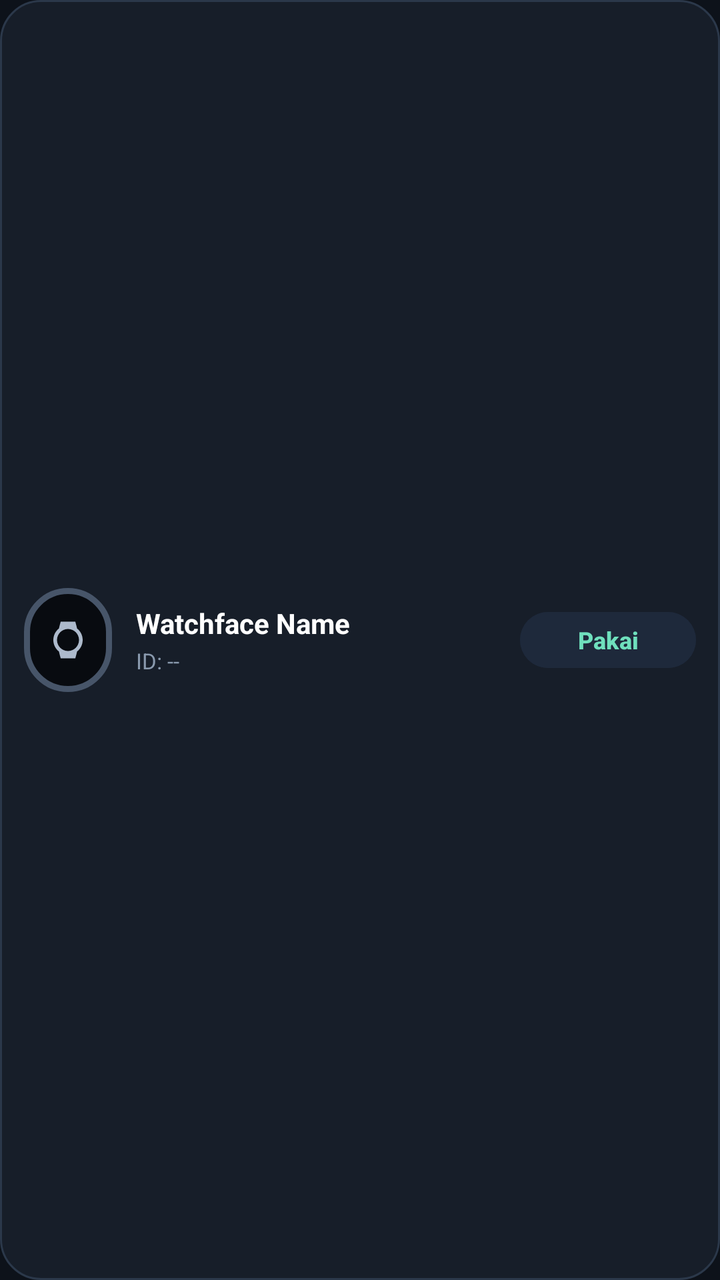
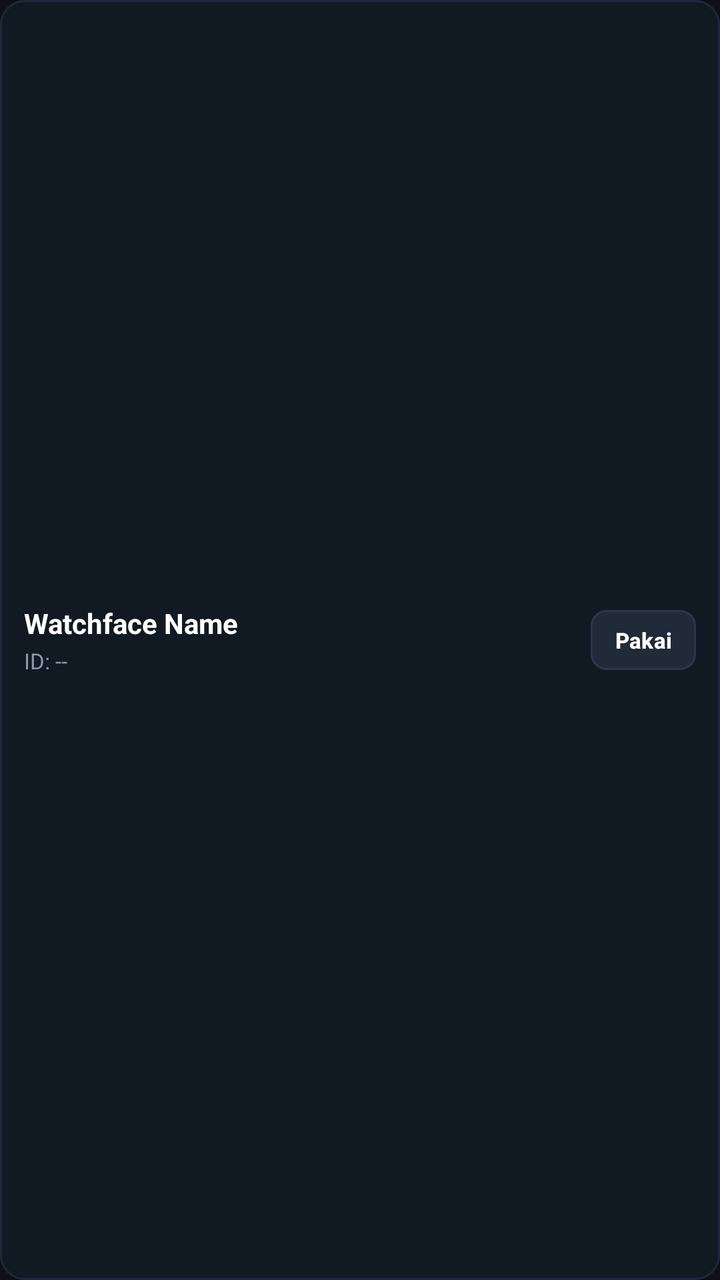

Screens rendered from an Android XML layout before and after an edit, with the pre-edit source and the edit as a unified diff.
<!-- AndroidManifest.xml: application theme Theme.Rw3 -->
<!-- res/layout/item_watchface_entry.xml -->
<?xml version="1.0" encoding="utf-8"?>
<LinearLayout xmlns:android="http://schemas.android.com/apk/res/android"
    xmlns:app="http://schemas.android.com/apk/res-auto"
    android:layout_width="match_parent"
    android:layout_height="wrap_content"
    android:layout_marginBottom="8dp"
    android:background="@drawable/bg_card"
    android:orientation="horizontal"
    android:gravity="center_vertical"
    android:padding="12dp">

    <FrameLayout
        android:layout_width="44dp"
        android:layout_height="52dp"
        android:background="@drawable/bg_watch_bezel"
        android:padding="2dp">

        <ImageView
            android:id="@+id/imgWfIcon"
            android:layout_width="22dp"
            android:layout_height="22dp"
            android:layout_gravity="center"
            android:src="@drawable/ic_watch"
            app:tint="@color/on_surface_variant" />
    </FrameLayout>

    <LinearLayout
        android:layout_width="0dp"
        android:layout_height="wrap_content"
        android:layout_marginStart="12dp"
        android:layout_weight="1"
        android:orientation="vertical">

        <LinearLayout
            android:layout_width="wrap_content"
            android:layout_height="wrap_content"
            android:orientation="horizontal"
            android:gravity="center_vertical">

            <TextView
                android:id="@+id/tvWfName"
                android:layout_width="wrap_content"
                android:layout_height="wrap_content"
                android:text="Watchface Name"
                android:textColor="@color/on_surface"
                android:textSize="14sp"
                android:textStyle="bold"
                android:maxLines="1"
                android:ellipsize="end" />

            <TextView
                android:id="@+id/tvWfActiveBadge"
                android:layout_width="wrap_content"
                android:layout_height="wrap_content"
                android:layout_marginStart="6dp"
                android:background="@drawable/bg_chip"
                android:paddingHorizontal="6dp"
                android:paddingVertical="2dp"
                android:text="AKTIF"
                android:textColor="@color/primary_mint"
                android:textSize="10sp"
                android:textStyle="bold"
                android:visibility="gone" />
        </LinearLayout>

        <TextView
            android:id="@+id/tvWfId"
            android:layout_width="wrap_content"
            android:layout_height="wrap_content"
            android:layout_marginTop="2dp"
            android:text="ID: --"
            android:textColor="@color/on_surface_muted"
            android:textSize="11sp"
            android:maxLines="1"
            android:ellipsize="end" />
    </LinearLayout>

    
    <LinearLayout
        android:layout_width="wrap_content"
        android:layout_height="wrap_content"
        android:orientation="horizontal"
        android:gravity="center_vertical">

        <Button
            android:id="@+id/btnApplyWatchface"
            style="@style/Widget.Material3.Button.TonalButton"
            android:layout_width="wrap_content"
            android:layout_height="36dp"
            android:backgroundTint="@color/btn_dark_bg"
            android:minHeight="0dp"
            android:paddingHorizontal="10dp"
            android:paddingVertical="0dp"
            android:text="Pakai"
            android:textColor="@color/primary_mint"
            android:textSize="12sp"
            android:textStyle="bold" />

        <ImageButton
            android:id="@+id/btnDeleteWatchface"
            android:layout_width="36dp"
            android:layout_height="36dp"
            android:layout_marginStart="6dp"
            android:background="?attr/selectableItemBackgroundBorderless"
            android:contentDescription="Hapus Watchface"
            android:padding="8dp"
            android:src="@drawable/ic_delete"
            app:tint="@color/btn_coral_stroke"
            android:visibility="gone" />
    </LinearLayout>

</LinearLayout>
<!-- resources referenced by this layout -->
<resources>
  <color name="btn_coral_stroke">#FB7185</color>
  <color name="btn_dark_bg">#1E293B</color>
  <color name="on_surface">#FFFFFF</color>
  <color name="on_surface_muted">#8999AD</color>
  <color name="on_surface_variant">#ADBACC</color>
  <color name="primary_mint">#6FE0BD</color>
  <!-- drawable bg_card (drawable) -->
  <?xml version="1.0" encoding="utf-8"?>
  <shape xmlns:android="http://schemas.android.com/apk/res/android"
      android:shape="rectangle">
      <solid android:color="@color/surface_container" />
      <corners android:radius="20dp" />
      <stroke android:width="1dp" android:color="@color/outline_subtle" />
  </shape>
  <!-- drawable bg_chip (drawable) -->
  <?xml version="1.0" encoding="utf-8"?>
  <shape xmlns:android="http://schemas.android.com/apk/res/android"
      android:shape="rectangle">
      <solid android:color="@color/surface_container_high" />
      <corners android:radius="999dp" />
  </shape>
  <!-- drawable bg_watch_bezel (drawable) -->
  <?xml version="1.0" encoding="utf-8"?>
  <shape xmlns:android="http://schemas.android.com/apk/res/android"
      android:shape="rectangle">
      <corners android:radius="38dp" />
      <solid android:color="@color/watch_bezel_fill" />
      <stroke
          android:width="3dp"
          android:color="@color/watch_bezel_stroke" />
  </shape>
  <!-- drawable ic_delete (drawable) -->
  <vector xmlns:android="http://schemas.android.com/apk/res/android"
      android:width="24dp"
      android:height="24dp"
      android:viewportWidth="24"
      android:viewportHeight="24">
      <path
          android:fillColor="#FFFFFFFF"
          android:pathData="M16,9v10H8V9h8m-1.5,-6h-5l-1,1H5v2h14V4h-3.5l-1,-1zM18,7H6v12c0,1.1 0.9,2 2,2h8c1.1,0 2,-0.9 2,-2V7z" />
  </vector>
  <!-- drawable ic_watch (drawable) -->
  <vector xmlns:android="http://schemas.android.com/apk/res/android"
      android:width="24dp"
      android:height="24dp"
      android:viewportWidth="24"
      android:viewportHeight="24">
      <path
          android:fillColor="#FFFFFFFF"
          android:pathData="M20,12c0,-2.54 -1.19,-4.81 -3.04,-6.27L16,2H8l-0.96,3.73C5.19,7.19 4,9.45 4,12s1.19,4.81 3.04,6.27L8,22h8l0.96,-3.73C18.81,16.81 20,14.55 20,12zM6,12c0,-3.31 2.69,-6 6,-6s6,2.69 6,6 -2.69,6 -6,6 -6,-2.69 -6,-6z" />
  </vector>
  <style name="Theme.Rw3" parent="Theme.Material3.DayNight.NoActionBar">
          <item name="colorPrimary">@color/primary_mint</item>
          <item name="colorOnPrimary">@color/surface_dark</item>
          <item name="colorSurface">@color/surface_container</item>
          <item name="colorOnSurface">@color/on_surface</item>
          <item name="android:windowBackground">@color/surface_dark</item>
          <item name="android:statusBarColor">@color/surface_dark</item>
          <item name="android:navigationBarColor">@color/surface_container</item>
          <item name="android:windowLightStatusBar">false</item>
          <item name="android:windowLightNavigationBar">false</item>
      </style>
  <color name="surface_container">#171E29</color>
  <color name="outline_subtle">#2B384A</color>
  <color name="surface_container_high">#202A38</color>
  <color name="watch_bezel_fill">#080B10</color>
  <color name="watch_bezel_stroke">#475569</color>
  <color name="surface_dark">#0D121A</color>
</resources>

<!-- the commit's change to res/layout/item_watchface_entry.xml (unified diff, before → after) -->
@@ -4,109 +4,93 @@
     android:layout_width="match_parent"
     android:layout_height="wrap_content"
     android:layout_marginBottom="8dp"
-    android:background="@drawable/bg_card"
+    android:background="@drawable/bg_wf_item_inactive"
+    android:gravity="center_vertical"
+    android:minHeight="60dp"
     android:orientation="horizontal"
-    android:gravity="center_vertical"
     android:padding="12dp">
-
-    <FrameLayout
-        android:layout_width="44dp"
-        android:layout_height="52dp"
-        android:background="@drawable/bg_watch_bezel"
-        android:padding="2dp">
-
-        <ImageView
-            android:id="@+id/imgWfIcon"
-            android:layout_width="22dp"
-            android:layout_height="22dp"
-            android:layout_gravity="center"
-            android:src="@drawable/ic_watch"
-            app:tint="@color/on_surface_variant" />
-    </FrameLayout>
 
     <LinearLayout
         android:layout_width="0dp"
         android:layout_height="wrap_content"
-        android:layout_marginStart="12dp"
         android:layout_weight="1"
+        android:layout_marginEnd="10dp"
         android:orientation="vertical">
 
-        <LinearLayout
-            android:layout_width="wrap_content"
+        <TextView
+            android:id="@+id/tvWfName"
+            android:layout_width="match_parent"
             android:layout_height="wrap_content"
-            android:orientation="horizontal"
-            android:gravity="center_vertical">
-
-            <TextView
-                android:id="@+id/tvWfName"
-                android:layout_width="wrap_content"
-                android:layout_height="wrap_content"
-                android:text="Watchface Name"
-                android:textColor="@color/on_surface"
-                android:textSize="14sp"
-                android:textStyle="bold"
-                android:maxLines="1"
-                android:ellipsize="end" />
-
-            <TextView
-                android:id="@+id/tvWfActiveBadge"
-                android:layout_width="wrap_content"
-                android:layout_height="wrap_content"
-                android:layout_marginStart="6dp"
-                android:background="@drawable/bg_chip"
-                android:paddingHorizontal="6dp"
-                android:paddingVertical="2dp"
-                android:text="AKTIF"
-                android:textColor="@color/primary_mint"
-                android:textSize="10sp"
-                android:textStyle="bold"
-                android:visibility="gone" />
-        </LinearLayout>
+            android:ellipsize="end"
+            android:maxLines="1"
+            android:text="Watchface Name"
+            android:textColor="@color/on_surface"
+            android:textSize="14sp"
+            android:textStyle="bold" />
 
         <TextView
             android:id="@+id/tvWfId"
-            android:layout_width="wrap_content"
+            android:layout_width="match_parent"
             android:layout_height="wrap_content"
             android:layout_marginTop="2dp"
+            android:ellipsize="end"
+            android:maxLines="1"
             android:text="ID: --"
             android:textColor="@color/on_surface_muted"
-            android:textSize="11sp"
-            android:maxLines="1"
-            android:ellipsize="end" />
+            android:textSize="11sp" />
     </LinearLayout>
 
-    
     <LinearLayout
         android:layout_width="wrap_content"
         android:layout_height="wrap_content"
-        android:orientation="horizontal"
-        android:gravity="center_vertical">
+        android:gravity="center_vertical"
+        android:orientation="horizontal">
 
-        <Button
+        <TextView
+            android:id="@+id/tvWfActiveBadge"
+            android:layout_width="wrap_content"
+            android:layout_height="26dp"
+            android:background="@drawable/bg_wf_active_badge"
+            android:gravity="center"
+            android:paddingHorizontal="10dp"
+            android:text="AKTIF"
+            android:textColor="@color/primary_mint"
+            android:textSize="10sp"
+            android:textStyle="bold"
+            android:visibility="gone" />
+
+        <com.google.android.material.button.MaterialButton
             android:id="@+id/btnApplyWatchface"
-            style="@style/Widget.Material3.Button.TonalButton"
+            style="@style/Widget.Material3.Button"
             android:layout_width="wrap_content"
-            android:layout_height="36dp"
-            android:backgroundTint="@color/btn_dark_bg"
+            android:layout_height="30dp"
+            android:insetTop="0dp"
+            android:insetBottom="0dp"
+            android:minWidth="0dp"
             android:minHeight="0dp"
-            android:paddingHorizontal="10dp"
+            android:paddingHorizontal="12dp"
             android:paddingVertical="0dp"
             android:text="Pakai"
-            android:textColor="@color/primary_mint"
-            android:textSize="12sp"
-            android:textStyle="bold" />
+            android:textAllCaps="false"
+            android:textColor="@color/on_surface"
+            android:textSize="11sp"
+            android:textStyle="bold"
+            app:backgroundTint="@color/surface_elevated"
+            app:cornerRadius="8dp"
+            app:strokeColor="@color/outline_subtle"
+            app:strokeWidth="1dp" />
 
         <ImageButton
             android:id="@+id/btnDeleteWatchface"
-            android:layout_width="36dp"
-            android:layout_height="36dp"
+            android:layout_width="32dp"
+            android:layout_height="32dp"
             android:layout_marginStart="6dp"
             android:background="?attr/selectableItemBackgroundBorderless"
             android:contentDescription="Hapus Watchface"
-            android:padding="8dp"
+            android:padding="6dp"
             android:src="@drawable/ic_delete"
-            app:tint="@color/btn_coral_stroke"
-            android:visibility="gone" />
+            android:visibility="gone"
+            app:tint="@color/btn_coral_stroke" />
     </LinearLayout>
 
 </LinearLayout>
<!-- resource entries referenced after the edit -->
@@ -1,35 +1,26 @@
 <!-- resources referenced by this layout -->
 <resources>
   <color name="btn_coral_stroke">#FB7185</color>
-  <color name="btn_dark_bg">#1E293B</color>
   <color name="on_surface">#FFFFFF</color>
   <color name="on_surface_muted">#8999AD</color>
-  <color name="on_surface_variant">#ADBACC</color>
   <color name="primary_mint">#6FE0BD</color>
-  <!-- drawable bg_card (drawable) -->
+  <color name="surface_elevated">#202A38</color>
+  <!-- drawable bg_wf_active_badge (drawable) -->
   <?xml version="1.0" encoding="utf-8"?>
   <shape xmlns:android="http://schemas.android.com/apk/res/android"
       android:shape="rectangle">
-      <solid android:color="@color/surface_container" />
-      <corners android:radius="20dp" />
-      <stroke android:width="1dp" android:color="@color/outline_subtle" />
+      <solid android:color="@color/pill_mint_bg" />
+      <corners android:radius="8dp" />
   </shape>
-  <!-- drawable bg_chip (drawable) -->
+  <!-- drawable bg_wf_item_inactive (drawable) -->
   <?xml version="1.0" encoding="utf-8"?>
   <shape xmlns:android="http://schemas.android.com/apk/res/android"
       android:shape="rectangle">
-      <solid android:color="@color/surface_container_high" />
-      <corners android:radius="999dp" />
-  </shape>
-  <!-- drawable bg_watch_bezel (drawable) -->
-  <?xml version="1.0" encoding="utf-8"?>
-  <shape xmlns:android="http://schemas.android.com/apk/res/android"
-      android:shape="rectangle">
-      <corners android:radius="38dp" />
-      <solid android:color="@color/watch_bezel_fill" />
+      <solid android:color="@color/surface_container_low" />
+      <corners android:radius="12dp" />
       <stroke
-          android:width="3dp"
-          android:color="@color/watch_bezel_stroke" />
+          android:width="1dp"
+          android:color="#1E293B" />
   </shape>
   <!-- drawable ic_delete (drawable) -->
   <vector xmlns:android="http://schemas.android.com/apk/res/android"
@@ -40,16 +31,6 @@
       <path
           android:fillColor="#FFFFFFFF"
           android:pathData="M16,9v10H8V9h8m-1.5,-6h-5l-1,1H5v2h14V4h-3.5l-1,-1zM18,7H6v12c0,1.1 0.9,2 2,2h8c1.1,0 2,-0.9 2,-2V7z" />
-  </vector>
-  <!-- drawable ic_watch (drawable) -->
-  <vector xmlns:android="http://schemas.android.com/apk/res/android"
-      android:width="24dp"
-      android:height="24dp"
-      android:viewportWidth="24"
-      android:viewportHeight="24">
-      <path
-          android:fillColor="#FFFFFFFF"
-          android:pathData="M20,12c0,-2.54 -1.19,-4.81 -3.04,-6.27L16,2H8l-0.96,3.73C5.19,7.19 4,9.45 4,12s1.19,4.81 3.04,6.27L8,22h8l0.96,-3.73C18.81,16.81 20,14.55 20,12zM6,12c0,-3.31 2.69,-6 6,-6s6,2.69 6,6 -2.69,6 -6,6 -6,-2.69 -6,-6z" />
   </vector>
   <style name="Theme.Rw3" parent="Theme.Material3.DayNight.NoActionBar">
           <item name="colorPrimary">@color/primary_mint</item>
@@ -62,11 +43,10 @@
           <item name="android:windowLightStatusBar">false</item>
           <item name="android:windowLightNavigationBar">false</item>
       </style>
+  <color name="pill_mint_bg">#0F2922</color>
+  <color name="surface_container_low">#111923</color>
   <color name="surface_container">#171E29</color>
   <color name="outline_subtle">#2B384A</color>
-  <color name="surface_container_high">#202A38</color>
-  <color name="watch_bezel_fill">#080B10</color>
-  <color name="watch_bezel_stroke">#475569</color>
   <color name="surface_dark">#0D121A</color>
 </resources>
 
